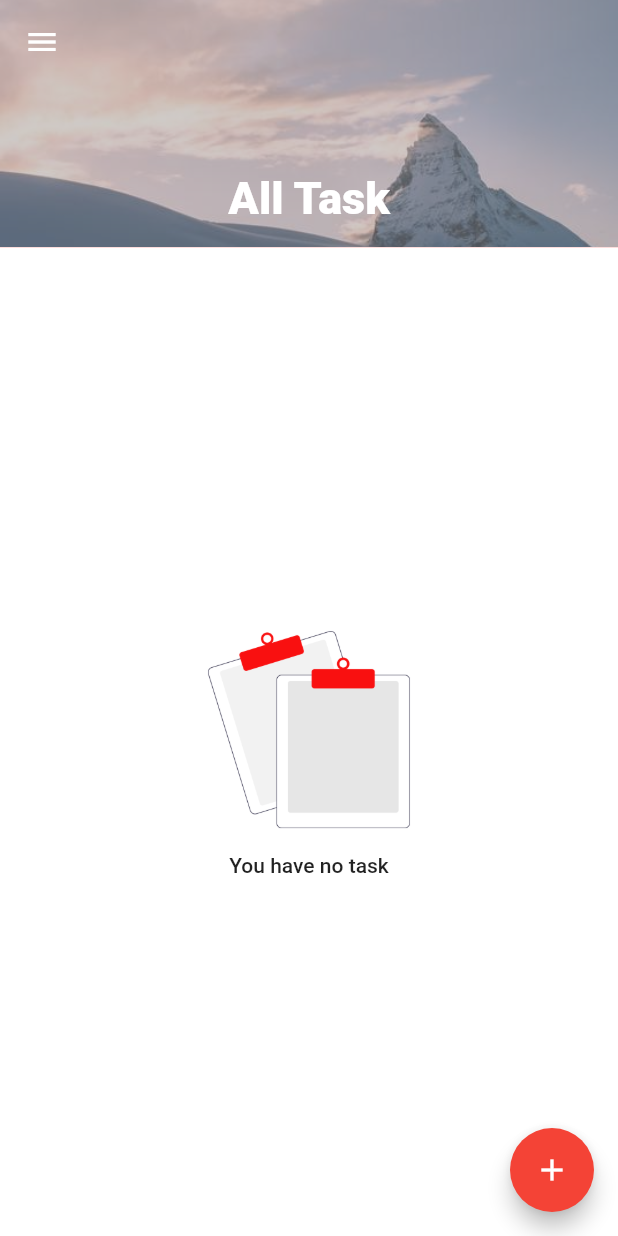
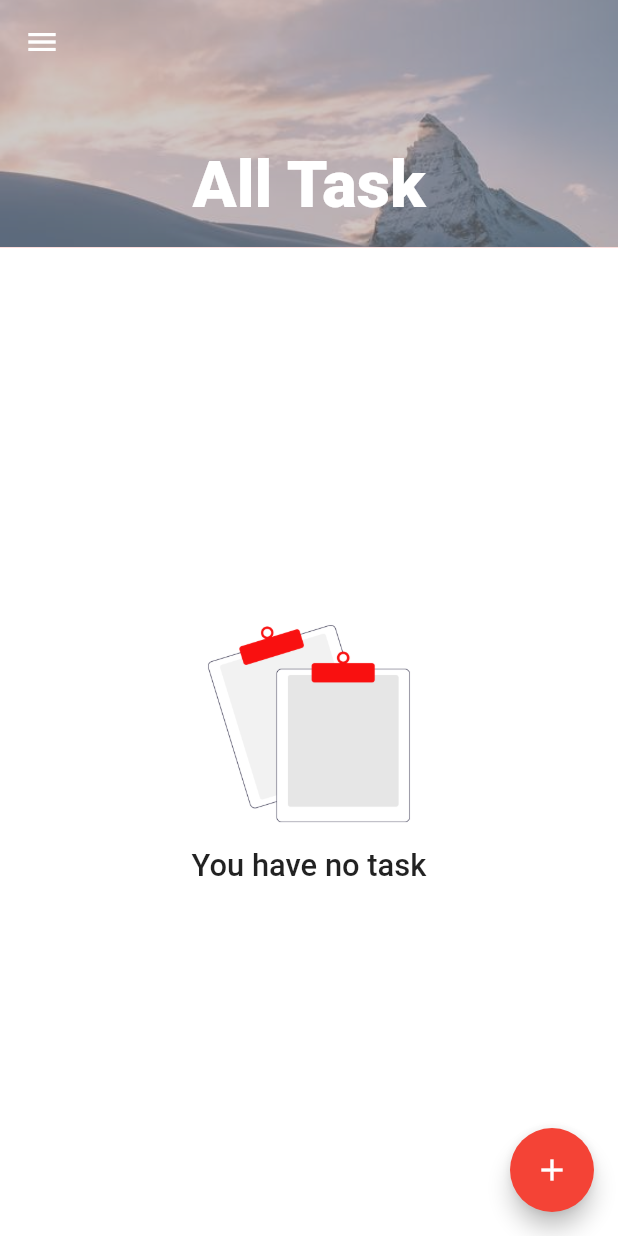
Before and after one commit to andikadeveloper/todo, a Flutter app: the screen it shows after launch, on a phone screen of 412 x 824 dp. Run offline on Flutter 3.47's test engine with Material 2 defaults, Android fonts, the phone set to English and light mode, and no system bars; our stand-ins replace get, hive_flutter; accounts and stored records are empty; Roboto replaces fonts that are missing (Montserrat).

Commit message:
refactor: fix textTheme size

```diff
--- a/lib/app/style/text_theme.dart
+++ b/lib/app/style/text_theme.dart
@@ -1,12 +1,15 @@
 import 'package:flutter/material.dart';
+import 'package:get/get.dart';
 
 final textTheme = TextTheme(
   headline6: TextStyle(
     fontFamily: 'Montserrat',
     fontWeight: FontWeight.w800,
     color: Colors.white,
+    fontSize: Get.height * 0.035,
   ),
   bodyText1: TextStyle(
     fontFamily: 'Montserrat',
+    fontSize: Get.height * 0.025,
   ),
 );
```
Also changed, not shown: 1 other file.
